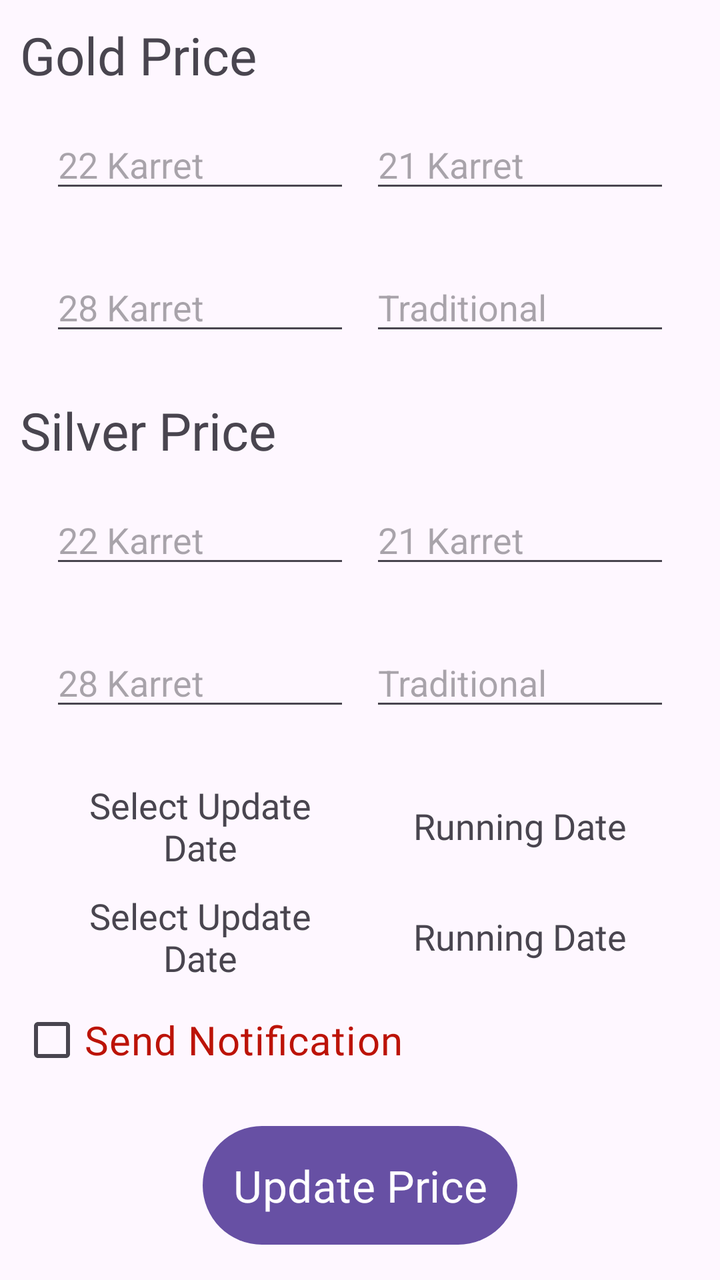
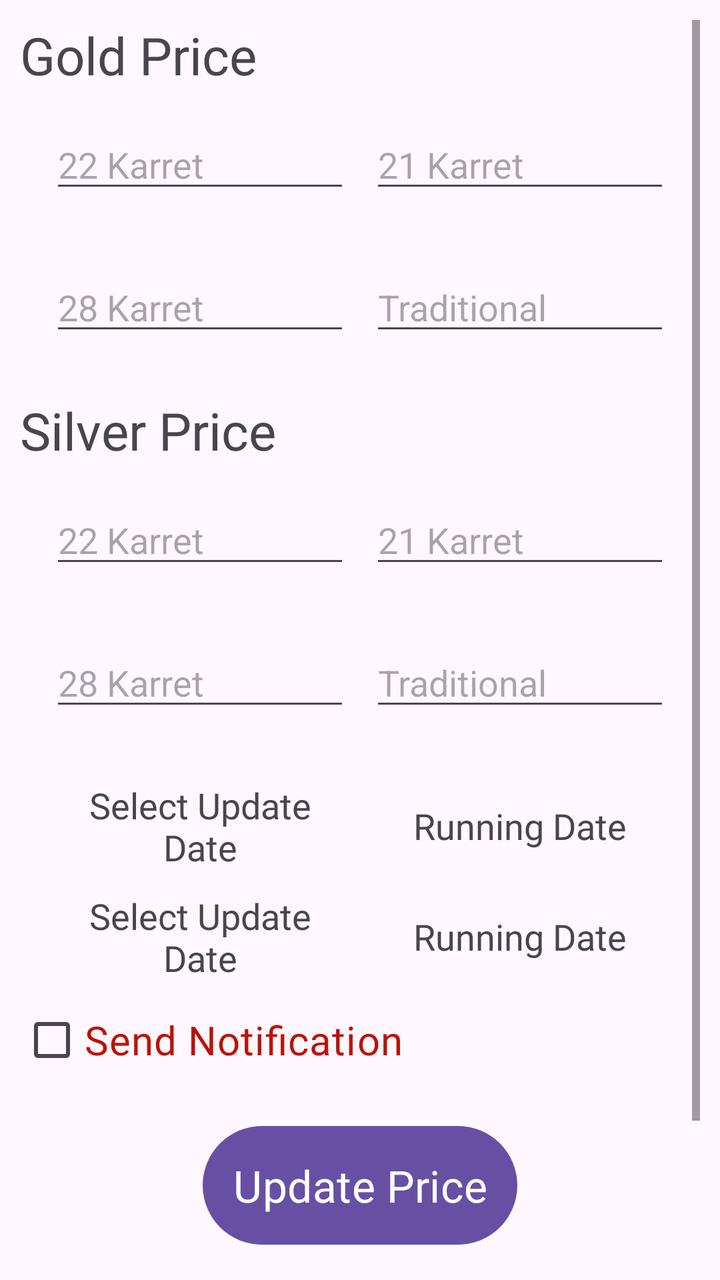

Compare the two renders of this Android layout. The source of the first and the diff that turns it into the second are given below.
<!-- AndroidManifest.xml: application theme Theme.JewelleryCalculatorAdmin -->
<!-- res/layout/activity_home.xml -->
<?xml version="1.0" encoding="utf-8"?>
<LinearLayout xmlns:android="http://schemas.android.com/apk/res/android"
    xmlns:tools="http://schemas.android.com/tools"
    android:id="@+id/main"
    android:layout_width="match_parent"
    android:layout_height="match_parent"
    android:orientation="vertical"
    android:padding="10dp"
    tools:context=".HomeActivity">

    <ScrollView
        android:layout_width="match_parent"
        android:layout_height="wrap_content">

        <LinearLayout
            android:layout_width="match_parent"
            android:layout_height="wrap_content"
            android:orientation="vertical">

            <TextView
                android:layout_width="wrap_content"
                android:layout_height="wrap_content"
                android:fontFamily="@font/ubuntu_bold"
                android:text="Gold Price"
                android:textSize="26sp" />

            <LinearLayout
                android:layout_width="match_parent"
                android:layout_height="wrap_content"
                android:layout_gravity="center"
                android:layout_margin="10dp"
                android:gravity="center"
                android:orientation="horizontal">

                <EditText
                    android:id="@+id/gold22PriceEtId"
                    android:layout_width="0dp"
                    android:layout_height="wrap_content"
                    android:layout_margin="5dp"
                    android:layout_weight="1"
                    android:hint="22 Karret"
                    android:inputType="numberDecimal"
                    android:textFontWeight="2" />

                <EditText
                    android:id="@+id/gold21PriceEtId"
                    android:layout_width="0dp"
                    android:layout_height="wrap_content"
                    android:layout_margin="5dp"
                    android:layout_weight="1"
                    android:hint="21 Karret"
                    android:inputType="numberDecimal" />
            </LinearLayout>

            <LinearLayout
                android:layout_width="match_parent"
                android:layout_height="wrap_content"
                android:layout_gravity="center"
                android:layout_margin="10dp"
                android:gravity="center"
                android:orientation="horizontal">

                <EditText
                    android:id="@+id/gold18PriceEtId"
                    android:layout_width="0dp"
                    android:layout_height="wrap_content"
                    android:layout_margin="5dp"
                    android:layout_weight="1"
                    android:hint="28 Karret"
                    android:inputType="numberDecimal"
                    android:textFontWeight="2" />

                <EditText
                    android:id="@+id/goldTraditonalPriceEtId"
                    android:layout_width="0dp"
                    android:layout_height="wrap_content"
                    android:layout_margin="5dp"
                    android:layout_weight="1"
                    android:hint="Traditional"
                    android:inputType="numberDecimal" />
            </LinearLayout>

            <TextView
                android:layout_width="wrap_content"
                android:layout_height="wrap_content"
                android:layout_marginTop="10dp"
                android:fontFamily="@font/ubuntu_bold"
                android:text="Silver Price"
                android:textSize="26sp" />

            <LinearLayout
                android:layout_width="match_parent"
                android:layout_height="wrap_content"
                android:layout_gravity="center"
                android:layout_margin="10dp"
                android:gravity="center"
                android:orientation="horizontal">

                <EditText
                    android:id="@+id/silver22PriceEtId"
                    android:layout_width="0dp"
                    android:layout_height="wrap_content"
                    android:layout_margin="5dp"
                    android:layout_weight="1"
                    android:hint="22 Karret"
                    android:inputType="numberDecimal"
                    android:textFontWeight="2" />

                <EditText
                    android:id="@+id/silver21PriceEtId"
                    android:layout_width="0dp"
                    android:layout_height="wrap_content"
                    android:layout_margin="5dp"
                    android:layout_weight="1"
                    android:hint="21 Karret"
                    android:inputType="numberDecimal" />
            </LinearLayout>

            <LinearLayout
                android:layout_width="match_parent"
                android:layout_height="wrap_content"
                android:layout_gravity="center"
                android:layout_margin="10dp"
                android:gravity="center"
                android:orientation="horizontal">

                <EditText
                    android:id="@+id/silver18PriceEtId"
                    android:layout_width="0dp"
                    android:layout_height="wrap_content"
                    android:layout_margin="5dp"
                    android:layout_weight="1"
                    android:hint="28 Karret"
                    android:inputType="numberDecimal"
                    android:textFontWeight="2" />

                <EditText
                    android:id="@+id/silverTraditonalPriceEtId"
                    android:layout_width="0dp"
                    android:layout_height="wrap_content"
                    android:layout_margin="5dp"
                    android:layout_weight="1"
                    android:hint="Traditional"
                    android:inputType="numberDecimal" />
            </LinearLayout>

            <LinearLayout
                android:layout_width="match_parent"
                android:layout_height="wrap_content"
                android:layout_gravity="center"
                android:layout_marginHorizontal="10dp"
                android:layout_marginTop="10dp"
                android:gravity="center"
                android:orientation="horizontal">

                <TextView
                    android:layout_width="0dp"
                    android:layout_height="wrap_content"
                    android:layout_margin="5dp"
                    android:layout_weight="1"
                    android:fontFamily="@font/ubuntu_bold"
                    android:gravity="center"
                    android:text="Select Update Date"
                    android:textSize="18sp" />

                <TextView
                    android:layout_width="0dp"
                    android:layout_height="wrap_content"
                    android:layout_margin="5dp"
                    android:layout_weight="1"
                    android:fontFamily="@font/ubuntu_bold"
                    android:gravity="center"
                    android:text="Running Date"
                    android:textSize="18sp" />
            </LinearLayout>

            <LinearLayout
                android:layout_width="match_parent"
                android:layout_height="wrap_content"
                android:layout_gravity="center"
                android:layout_marginHorizontal="10dp"
                android:gravity="center"
                android:orientation="horizontal">

                <TextView
                    android:id="@+id/updateDateTVId"
                    android:layout_width="0dp"
                    android:layout_height="wrap_content"
                    android:layout_margin="5dp"
                    android:layout_weight="1"
                    android:fontFamily="@font/ubuntu_bold"
                    android:gravity="center"
                    android:text="Select Update Date"
                    android:textSize="18sp" />

                <TextView
                    android:id="@+id/runningDateTvid"
                    android:layout_width="0dp"
                    android:layout_height="wrap_content"
                    android:layout_margin="5dp"
                    android:layout_weight="1"
                    android:fontFamily="@font/ubuntu_bold"
                    android:gravity="center"
                    android:text="Running Date"
                    android:textSize="18sp" />
            </LinearLayout>

            <CheckBox
                android:id="@+id/isNotificationCBId"
                android:layout_width="match_parent"
                android:layout_height="wrap_content"
                android:text="Send Notification"
                android:layout_gravity="center"
                android:textSize="20sp"
                android:fontFamily="@font/ubuntu_bold"
                android:textColor="#BC1307"/>

            <Button
                android:id="@+id/updatePriceBtnId"
                android:layout_width="wrap_content"
                android:layout_height="wrap_content"
                android:layout_gravity="center"
                android:layout_marginTop="15dp"
                android:fontFamily="@font/ubuntu_bold"
                android:gravity="center"
                android:padding="15dp"
                android:text="Update Price"
                android:textSize="22sp" />
        </LinearLayout>


    </ScrollView>

</LinearLayout>
<!-- resources referenced by this layout -->
<resources>
  <style name="Theme.JewelleryCalculatorAdmin" parent="Base.Theme.JewelleryCalculatorAdmin" />
  <style name="Base.Theme.JewelleryCalculatorAdmin" parent="Theme.Material3.Light">
          
          
      </style>
</resources>

<!-- the commit's change to res/layout/activity_home.xml (unified diff, before → after) -->
@@ -226,6 +226,18 @@
                 android:padding="15dp"
                 android:text="Update Price"
                 android:textSize="22sp" />
+
+            <Button
+                android:id="@+id/autoUpdateBtnId"
+                android:layout_width="wrap_content"
+                android:layout_height="wrap_content"
+                android:layout_gravity="center"
+                android:layout_marginTop="15dp"
+                android:fontFamily="@font/ubuntu_bold"
+                android:gravity="center"
+                android:padding="15dp"
+                android:text="Automatic Update Button"
+                android:textSize="22sp" />
         </LinearLayout>
 
 
